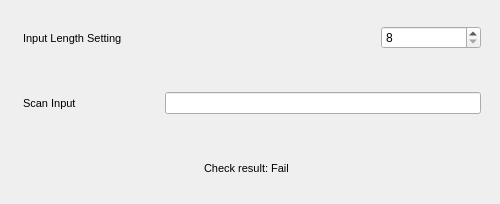
Old version of the form ISP_DDR5_SPD5/checker.ui in the repository OpenNuvoton/NuDIMM_Gang.
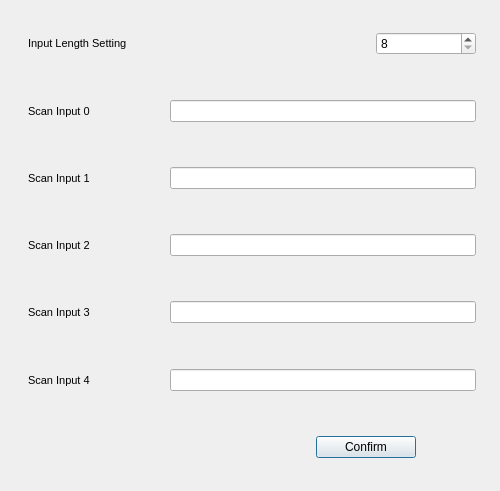
New version of the form.

The edit to the form file:
```diff
--- a/ISP_DDR5_SPD5/checker.ui
+++ b/ISP_DDR5_SPD5/checker.ui
@@ -7,19 +7,19 @@
     <x>0</x>
     <y>0</y>
     <width>500</width>
-    <height>204</height>
+    <height>491</height>
    </rect>
   </property>
   <property name="minimumSize">
    <size>
     <width>400</width>
-    <height>200</height>
+    <height>300</height>
    </size>
   </property>
   <property name="maximumSize">
    <size>
     <width>600</width>
-    <height>300</height>
+    <height>600</height>
    </size>
   </property>
   <property name="windowTitle">
@@ -37,25 +37,13 @@
    </property>
    <item>
     <widget class="QWidget" name="verticalWidget" native="true">
-     <layout class="QVBoxLayout" name="verticalLayout" stretch="1,1,1">
-      <property name="leftMargin">
-       <number>4</number>
-      </property>
-      <property name="topMargin">
-       <number>4</number>
-      </property>
-      <property name="rightMargin">
-       <number>4</number>
-      </property>
-      <property name="bottomMargin">
-       <number>4</number>
-      </property>
+     <layout class="QVBoxLayout" name="verticalLayout" stretch="1,1,1,1,1,1,1">
       <item>
        <widget class="QWidget" name="horizontalWidget_2" native="true">
         <property name="minimumSize">
          <size>
           <width>0</width>
-          <height>60</height>
+          <height>40</height>
          </size>
         </property>
         <layout class="QHBoxLayout" name="horizontalLayout_2">
@@ -132,7 +120,7 @@
         <property name="minimumSize">
          <size>
           <width>0</width>
-          <height>60</height>
+          <height>40</height>
          </size>
         </property>
         <layout class="QHBoxLayout" name="horizontalLayout">
@@ -162,7 +150,7 @@
             </font>
            </property>
            <property name="text">
-            <string>Scan Input</string>
+            <string>Scan Input 0</string>
            </property>
            <property name="indent">
             <number>4</number>
@@ -186,7 +174,263 @@
           </spacer>
          </item>
          <item>
-          <widget class="QLineEdit" name="lineEdit_serial"/>
+          <widget class="QLineEdit" name="lineEdit_serial_0"/>
+         </item>
+        </layout>
+       </widget>
+      </item>
+      <item>
+       <widget class="QWidget" name="horizontalWidget_4" native="true">
+        <property name="minimumSize">
+         <size>
+          <width>0</width>
+          <height>40</height>
+         </size>
+        </property>
+        <layout class="QHBoxLayout" name="horizontalLayout_4">
+         <property name="leftMargin">
+          <number>4</number>
+         </property>
+         <property name="topMargin">
+          <number>4</number>
+         </property>
+         <property name="rightMargin">
+          <number>4</number>
+         </property>
+         <property name="bottomMargin">
+          <number>4</number>
+         </property>
+         <item>
+          <widget class="QLabel" name="label_3">
+           <property name="minimumSize">
+            <size>
+             <width>100</width>
+             <height>0</height>
+            </size>
+           </property>
+           <property name="font">
+            <font>
+             <pointsize>8</pointsize>
+            </font>
+           </property>
+           <property name="text">
+            <string>Scan Input 1</string>
+           </property>
+           <property name="indent">
+            <number>4</number>
+           </property>
+          </widget>
+         </item>
+         <item>
+          <spacer name="horizontalSpacer_5">
+           <property name="orientation">
+            <enum>Qt::Horizontal</enum>
+           </property>
+           <property name="sizeType">
+            <enum>QSizePolicy::Fixed</enum>
+           </property>
+           <property name="sizeHint" stdset="0">
+            <size>
+             <width>40</width>
+             <height>20</height>
+            </size>
+           </property>
+          </spacer>
+         </item>
+         <item>
+          <widget class="QLineEdit" name="lineEdit_serial_1"/>
+         </item>
+        </layout>
+       </widget>
+      </item>
+      <item>
+       <widget class="QWidget" name="horizontalWidget_5" native="true">
+        <property name="minimumSize">
+         <size>
+          <width>0</width>
+          <height>40</height>
+         </size>
+        </property>
+        <layout class="QHBoxLayout" name="horizontalLayout_5">
+         <property name="leftMargin">
+          <number>4</number>
+         </property>
+         <property name="topMargin">
+          <number>4</number>
+         </property>
+         <property name="rightMargin">
+          <number>4</number>
+         </property>
+         <property name="bottomMargin">
+          <number>4</number>
+         </property>
+         <item>
+          <widget class="QLabel" name="label_4">
+           <property name="minimumSize">
+            <size>
+             <width>100</width>
+             <height>0</height>
+            </size>
+           </property>
+           <property name="font">
+            <font>
+             <pointsize>8</pointsize>
+            </font>
+           </property>
+           <property name="text">
+            <string>Scan Input 2</string>
+           </property>
+           <property name="indent">
+            <number>4</number>
+           </property>
+          </widget>
+         </item>
+         <item>
+          <spacer name="horizontalSpacer_6">
+           <property name="orientation">
+            <enum>Qt::Horizontal</enum>
+           </property>
+           <property name="sizeType">
+            <enum>QSizePolicy::Fixed</enum>
+           </property>
+           <property name="sizeHint" stdset="0">
+            <size>
+             <width>40</width>
+             <height>20</height>
+            </size>
+           </property>
+          </spacer>
+         </item>
+         <item>
+          <widget class="QLineEdit" name="lineEdit_serial_2"/>
+         </item>
+        </layout>
+       </widget>
+      </item>
+      <item>
+       <widget class="QWidget" name="horizontalWidget_6" native="true">
+        <property name="minimumSize">
+         <size>
+          <width>0</width>
+          <height>40</height>
+         </size>
+        </property>
+        <layout class="QHBoxLayout" name="horizontalLayout_6">
+         <property name="leftMargin">
+          <number>4</number>
+         </property>
+         <property name="topMargin">
+          <number>4</number>
+         </property>
+         <property name="rightMargin">
+          <number>4</number>
+         </property>
+         <property name="bottomMargin">
+          <number>4</number>
+         </property>
+         <item>
+          <widget class="QLabel" name="label_5">
+           <property name="minimumSize">
+            <size>
+             <width>100</width>
+             <height>0</height>
+            </size>
+           </property>
+           <property name="font">
+            <font>
+             <pointsize>8</pointsize>
+            </font>
+           </property>
+           <property name="text">
+            <string>Scan Input 3</string>
+           </property>
+           <property name="indent">
+            <number>4</number>
+           </property>
+          </widget>
+         </item>
+         <item>
+          <spacer name="horizontalSpacer_7">
+           <property name="orientation">
+            <enum>Qt::Horizontal</enum>
+           </property>
+           <property name="sizeType">
+            <enum>QSizePolicy::Fixed</enum>
+           </property>
+           <property name="sizeHint" stdset="0">
+            <size>
+             <width>40</width>
+             <height>20</height>
+            </size>
+           </property>
+          </spacer>
+         </item>
+         <item>
+          <widget class="QLineEdit" name="lineEdit_serial_3"/>
+         </item>
+        </layout>
+       </widget>
+      </item>
+      <item>
+       <widget class="QWidget" name="horizontalWidget_7" native="true">
+        <property name="minimumSize">
+         <size>
+          <width>0</width>
+          <height>40</height>
+         </size>
+        </property>
+        <layout class="QHBoxLayout" name="horizontalLayout_7">
+         <property name="leftMargin">
+          <number>4</number>
+         </property>
+         <property name="topMargin">
+          <number>4</number>
+         </property>
+         <property name="rightMargin">
+          <number>4</number>
+         </property>
+         <property name="bottomMargin">
+          <number>4</number>
+         </property>
+         <item>
+          <widget class="QLabel" name="label_6">
+           <property name="minimumSize">
+            <size>
+             <width>100</width>
+             <height>0</height>
+            </size>
+           </property>
+           <property name="font">
+            <font>
+             <pointsize>8</pointsize>
+            </font>
+           </property>
+           <property name="text">
+            <string>Scan Input 4</string>
+           </property>
+           <property name="indent">
+            <number>4</number>
+           </property>
+          </widget>
+         </item>
+         <item>
+          <spacer name="horizontalSpacer_8">
+           <property name="orientation">
+            <enum>Qt::Horizontal</enum>
+           </property>
+           <property name="sizeType">
+            <enum>QSizePolicy::Fixed</enum>
+           </property>
+           <property name="sizeHint" stdset="0">
+            <size>
+             <width>40</width>
+             <height>20</height>
+            </size>
+           </property>
+          </spacer>
+         </item>
+         <item>
+          <widget class="QLineEdit" name="lineEdit_serial_4"/>
          </item>
         </layout>
        </widget>
@@ -196,7 +440,7 @@
         <property name="minimumSize">
          <size>
           <width>0</width>
-          <height>60</height>
+          <height>40</height>
          </size>
         </property>
         <layout class="QHBoxLayout" name="horizontalLayout_3">
@@ -226,23 +470,15 @@
           </spacer>
          </item>
          <item>
-          <widget class="QLabel" name="label_check">
+          <widget class="QPushButton" name="pushButton">
            <property name="minimumSize">
             <size>
              <width>100</width>
-             <height>0</height>
+             <height>20</height>
             </size>
            </property>
-           <property name="font">
-            <font>
-             <pointsize>8</pointsize>
-            </font>
-           </property>
            <property name="text">
-            <string>Check result: Fail</string>
-           </property>
-           <property name="indent">
-            <number>4</number>
+            <string>Confirm</string>
            </property>
           </widget>
          </item>
@@ -251,9 +487,12 @@
            <property name="orientation">
             <enum>Qt::Horizontal</enum>
            </property>
+           <property name="sizeType">
+            <enum>QSizePolicy::Fixed</enum>
+           </property>
            <property name="sizeHint" stdset="0">
             <size>
-             <width>40</width>
+             <width>60</width>
              <height>20</height>
             </size>
            </property>
```
